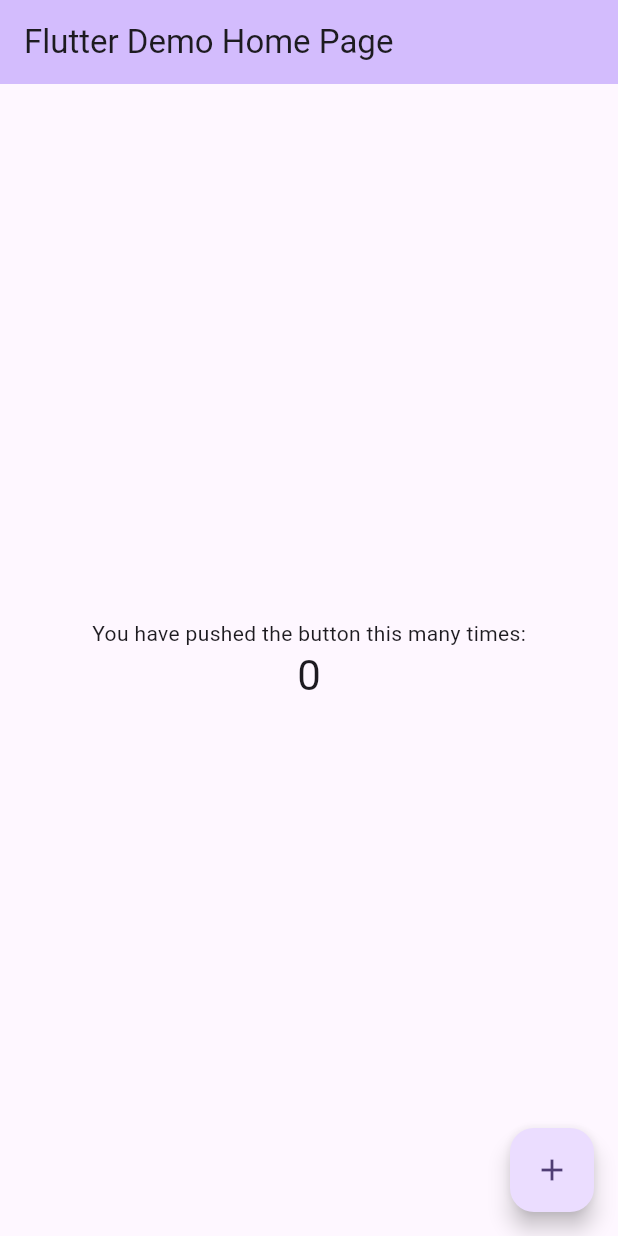
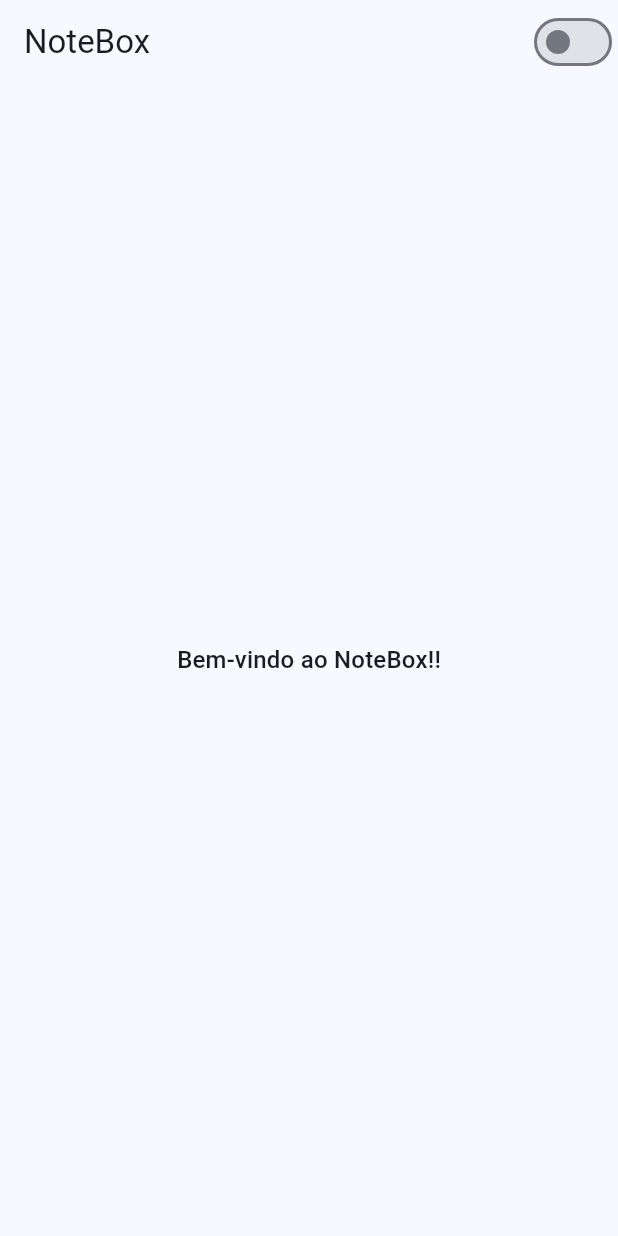
Before and after one commit to TiagoNeves00/tiago-notebox, a Flutter app: the screen it shows after launch, on a phone screen of 412 x 824 dp. Run offline on Flutter 3.47's test engine with Material 3 defaults, Android fonts, the light colour scheme and no system bars; our stand-ins replace flutter_riverpod.

Commit message:
NoteBox - 1 - Hello World
Screen inicial com mensagem Hello World e Light/Dark Mode.

```diff
--- a/analysis_options.yaml
+++ b/analysis_options.yaml
@@ -1,28 +1,6 @@
-# This file configures the analyzer, which statically analyzes Dart code to
-# check for errors, warnings, and lints.
-#
-# The issues identified by the analyzer are surfaced in the UI of Dart-enabled
-# IDEs (https://dart.dev/tools#ides-and-editors). The analyzer can also be
-# invoked from the command line by running `flutter analyze`.
-
-# The following line activates a set of recommended lints for Flutter apps,
-# packages, and plugins designed to encourage good coding practices.
 include: package:flutter_lints/flutter.yaml
-
 linter:
-  # The lint rules applied to this project can be customized in the
-  # section below to disable rules from the `package:flutter_lints/flutter.yaml`
-  # included above or to enable additional rules. A list of all available lints
-  # and their documentation is published at https://dart.dev/lints.
-  #
-  # Instead of disabling a lint rule for the entire project in the
-  # section below, it can also be suppressed for a single line of code
-  # or a specific dart file by using the `// ignore: name_of_lint` and
-  # `// ignore_for_file: name_of_lint` syntax on the line or in the file
-  # producing the lint.
   rules:
-    # avoid_print: false  # Uncomment to disable the `avoid_print` rule
-    # prefer_single_quotes: true  # Uncomment to enable the `prefer_single_quotes` rule
-
-# Additional information about this file can be found at
-# https://dart.dev/guides/language/analysis-options
+    prefer_const_constructors: true
+    prefer_final_locals: true
+    always_use_package_imports: true
--- a/lib/app.dart
+++ b/lib/app.dart
@@ -0,0 +1,76 @@
+import 'package:flutter/material.dart';
+import 'package:flutter_riverpod/flutter_riverpod.dart';
+
+/// Provider de ThemeMode controlado por StateNotifier.
+final themeModeProvider =
+    StateNotifierProvider<ThemeModeNotifier, ThemeMode>((ref) {
+  return ThemeModeNotifier();
+});
+
+class ThemeModeNotifier extends StateNotifier<ThemeMode> {
+  ThemeModeNotifier() : super(ThemeMode.system);
+
+  void toggle() {
+    // alterna entre claro/escuro; ignora o modo system após o primeiro toggle
+    state = state == ThemeMode.dark ? ThemeMode.light : ThemeMode.dark;
+  }
+
+  void set(ThemeMode mode) => state = mode;
+}
+
+class NoteBoxApp extends ConsumerWidget {
+  const NoteBoxApp({super.key});
+
+  @override
+  Widget build(BuildContext context, WidgetRef ref) {
+    final themeMode = ref.watch(themeModeProvider);
+
+    return MaterialApp(
+      title: 'NoteBox',
+      debugShowCheckedModeBanner: false,
+      themeMode: themeMode,
+      theme: ThemeData(
+        useMaterial3: true,
+        colorScheme: ColorScheme.fromSeed(seedColor: Colors.blue),
+        brightness: Brightness.light,
+      ),
+      darkTheme: ThemeData(
+        useMaterial3: true,
+        colorScheme: ColorScheme.fromSeed(
+          seedColor: Colors.blue,
+          brightness: Brightness.dark,
+        ),
+        brightness: Brightness.dark,
+      ),
+      home: const HomePage(),
+    );
+  }
+}
+
+class HomePage extends ConsumerWidget {
+  const HomePage({super.key});
+
+  @override
+  Widget build(BuildContext context, WidgetRef ref) {
+    final themeMode = ref.watch(themeModeProvider);
+    final isDark = themeMode == ThemeMode.dark;
+
+    return Scaffold(
+      appBar: AppBar(
+        title: const Text('NoteBox'),
+        actions: [
+          Switch(
+            value: isDark,
+            onChanged: (_) => ref.read(themeModeProvider.notifier).toggle(),
+          ),
+        ],
+      ),
+      body: Center(
+        child: Text(
+          'Bem-vindo ao NoteBox!!',
+          style: Theme.of(context).textTheme.titleMedium,
+        ),
+      ),
+    );
+  }
+}
--- a/lib/main.dart
+++ b/lib/main.dart
@@ -1,123 +1,7 @@
 import 'package:flutter/material.dart';
+import 'package:flutter_riverpod/flutter_riverpod.dart';
+import 'app.dart';
 
 void main() {
-  runApp(const MyApp());
-
+  runApp(const ProviderScope(child: NoteBoxApp()));
 }
-
-class MyApp extends StatelessWidget {
-  const MyApp({super.key});
-
-  // This widget is the root of your application.
-  @override
-  Widget build(BuildContext context) {
-    return MaterialApp(
-      title: 'Flutter Demo',
-      theme: ThemeData(
-        // This is the theme of your application.
-        //
-        // TRY THIS: Try running your application with "flutter run". You'll see
-        // the application has a purple toolbar. Then, without quitting the app,
-        // try changing the seedColor in the colorScheme below to Colors.green
-        // and then invoke "hot reload" (save your changes or press the "hot
-        // reload" button in a Flutter-supported IDE, or press "r" if you used
-        // the command line to start the app).
-        //
-        // Notice that the counter didn't reset back to zero; the application
-        // state is not lost during the reload. To reset the state, use hot
-        // restart instead.
-        //
-        // This works for code too, not just values: Most code changes can be
-        // tested with just a hot reload.
-        colorScheme: ColorScheme.fromSeed(seedColor: Colors.deepPurple),
-      ),
-      home: const MyHomePage(title: 'Flutter Demo Home Page'),
-    );
-  }
-}
-
-class MyHomePage extends StatefulWidget {
-  const MyHomePage({super.key, required this.title});
-
-  // This widget is the home page of your application. It is stateful, meaning
-  // that it has a State object (defined below) that contains fields that affect
-  // how it looks.
-
-  // This class is the configuration for the state. It holds the values (in this
-  // case the title) provided by the parent (in this case the App widget) and
-  // used by the build method of the State. Fields in a Widget subclass are
-  // always marked "final".
-
-  final String title;
-
-  @override
-  State<MyHomePage> createState() => _MyHomePageState();
-}
-
-class _MyHomePageState extends State<MyHomePage> {
-  int _counter = 0;
-
-  void _incrementCounter() {
-    setState(() {
-      // This call to setState tells the Flutter framework that something has
-      // changed in this State, which causes it to rerun the build method below
-      // so that the display can reflect the updated values. If we changed
-      // _counter without calling setState(), then the build method would not be
-      // called again, and so nothing would appear to happen.
-      _counter++;
-    });
-  }
-
-  @override
-  Widget build(BuildContext context) {
-    // This method is rerun every time setState is called, for instance as done
-    // by the _incrementCounter method above.
-    //
-    // The Flutter framework has been optimized to make rerunning build methods
-    // fast, so that you can just rebuild anything that needs updating rather
-    // than having to individually change instances of widgets.
-    return Scaffold(
-      appBar: AppBar(
-        // TRY THIS: Try changing the color here to a specific color (to
-        // Colors.amber, perhaps?) and trigger a hot reload to see the AppBar
-        // change color while the other colors stay the same.
-        backgroundColor: Theme.of(context).colorScheme.inversePrimary,
-        // Here we take the value from the MyHomePage object that was created by
-        // the App.build method, and use it to set our appbar title.
-        title: Text(widget.title),
-      ),
-      body: Center(
-        // Center is a layout widget. It takes a single child and positions it
-        // in the middle of the parent.
-        child: Column(
-          // Column is also a layout widget. It takes a list of children and
-          // arranges them vertically. By default, it sizes itself to fit its
-          // children horizontally, and tries to be as tall as its parent.
-          //
-          // Column has various properties to control how it sizes itself and
-          // how it positions its children. Here we use mainAxisAlignment to
-          // center the children vertically; the main axis here is the vertical
-          // axis because Columns are vertical (the cross axis would be
-          // horizontal).
-          //
-          // TRY THIS: Invoke "debug painting" (choose the "Toggle Debug Paint"
-          // action in the IDE, or press "p" in the console), to see the
-          // wireframe for each widget.
-          mainAxisAlignment: MainAxisAlignment.center,
-          children: <Widget>[
-            const Text('You have pushed the button this many times:'),
-            Text(
-              '$_counter',
-              style: Theme.of(context).textTheme.headlineMedium,
-            ),
-          ],
-        ),
-      ),
-      floatingActionButton: FloatingActionButton(
-        onPressed: _incrementCounter,
-        tooltip: 'Increment',
-        child: const Icon(Icons.add),
-      ), // This trailing comma makes auto-formatting nicer for build methods.
-    );
-  }
-}
```
Also changed, not shown: pubspec.yaml (+5 -72 lines), pubspec.lock, 1 other file.
